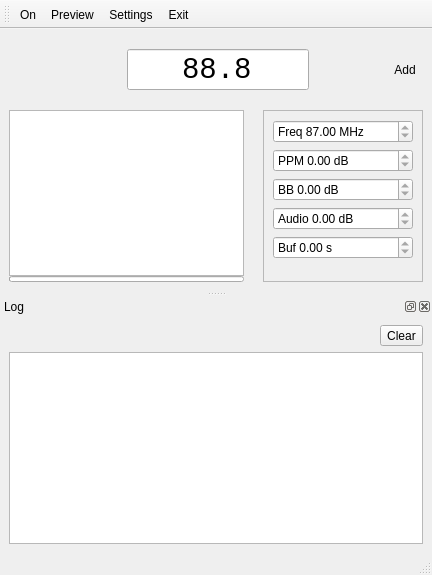
Old version of the form src/MainWindow.ui in the repository huseyinkozan/softfm-gui.
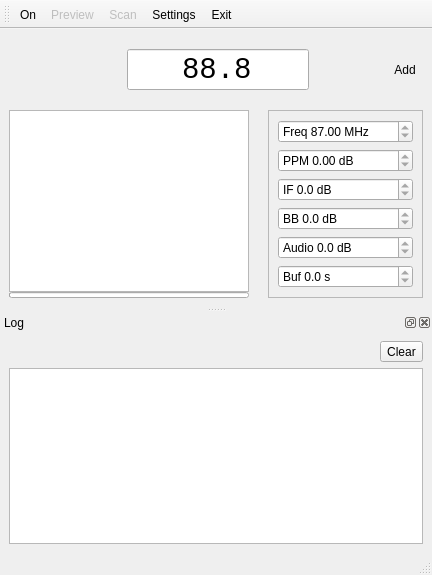
New version of the form. Icons and pictures are not drawn.

Commit message: Added scan feature

Patch:
```diff
--- a/src/MainWindow.ui
+++ b/src/MainWindow.ui
@@ -257,6 +257,28 @@
            </property>
           </widget>
          </item>
+         <item>
+          <widget class="QDoubleSpinBox" name="advIfDoubleSpinBox">
+           <property name="readOnly">
+            <bool>true</bool>
+           </property>
+           <property name="prefix">
+            <string>IF </string>
+           </property>
+           <property name="suffix">
+            <string> dB</string>
+           </property>
+           <property name="decimals">
+            <number>1</number>
+           </property>
+           <property name="minimum">
+            <double>-99999999.000000000000000</double>
+           </property>
+           <property name="maximum">
+            <double>99999999.000000000000000</double>
+           </property>
+          </widget>
+         </item>
          <item>
           <widget class="QDoubleSpinBox" name="advBbDoubleSpinBox">
            <property name="readOnly">
@@ -268,6 +290,9 @@
            <property name="suffix">
             <string> dB</string>
            </property>
+           <property name="decimals">
+            <number>1</number>
+           </property>
            <property name="minimum">
             <double>-99999999.000000000000000</double>
            </property>
@@ -287,6 +312,9 @@
            <property name="suffix">
             <string> dB</string>
            </property>
+           <property name="decimals">
+            <number>1</number>
+           </property>
            <property name="minimum">
             <double>-99999999.000000000000000</double>
            </property>
@@ -306,6 +334,9 @@
            <property name="suffix">
             <string> s</string>
            </property>
+           <property name="decimals">
+            <number>1</number>
+           </property>
            <property name="minimum">
             <double>-99999999.000000000000000</double>
            </property>
@@ -408,6 +439,7 @@
    </attribute>
    <addaction name="actionOn"/>
    <addaction name="actionPreview"/>
+   <addaction name="actionScan"/>
    <addaction name="actionSettings"/>
    <addaction name="actionExit"/>
   </widget>
@@ -460,6 +492,9 @@
    <property name="checkable">
     <bool>true</bool>
    </property>
+   <property name="enabled">
+    <bool>false</bool>
+   </property>
    <property name="icon">
     <iconset resource="resources/images/images.qrc">
      <normaloff>:/images/preview.svg</normaloff>:/images/preview.svg</iconset>
@@ -468,6 +503,18 @@
     <string>Preview</string>
    </property>
   </action>
+  <action name="actionScan">
+   <property name="enabled">
+    <bool>false</bool>
+   </property>
+   <property name="icon">
+    <iconset resource="resources/images/images.qrc">
+     <normaloff>:/images/actions-scan.svg</normaloff>:/images/actions-scan.svg</iconset>
+   </property>
+   <property name="text">
+    <string>Scan</string>
+   </property>
+  </action>
  </widget>
  <resources>
   <include location="resources/images/images.qrc"/>
```
The commit also changes 21 other files.
